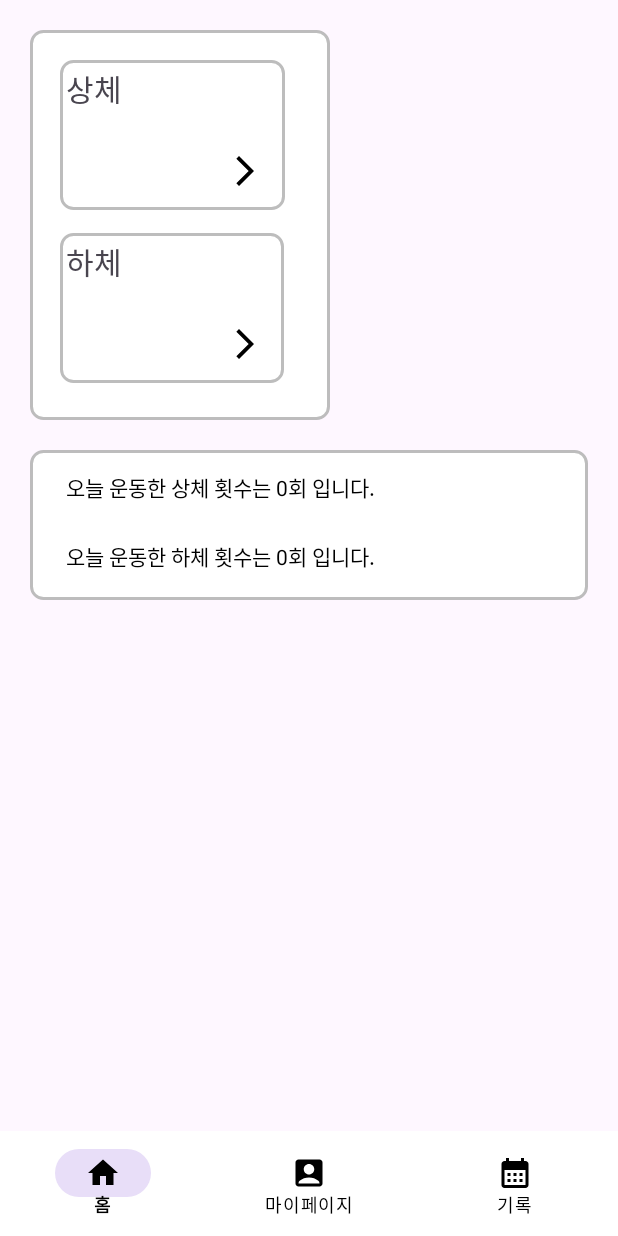
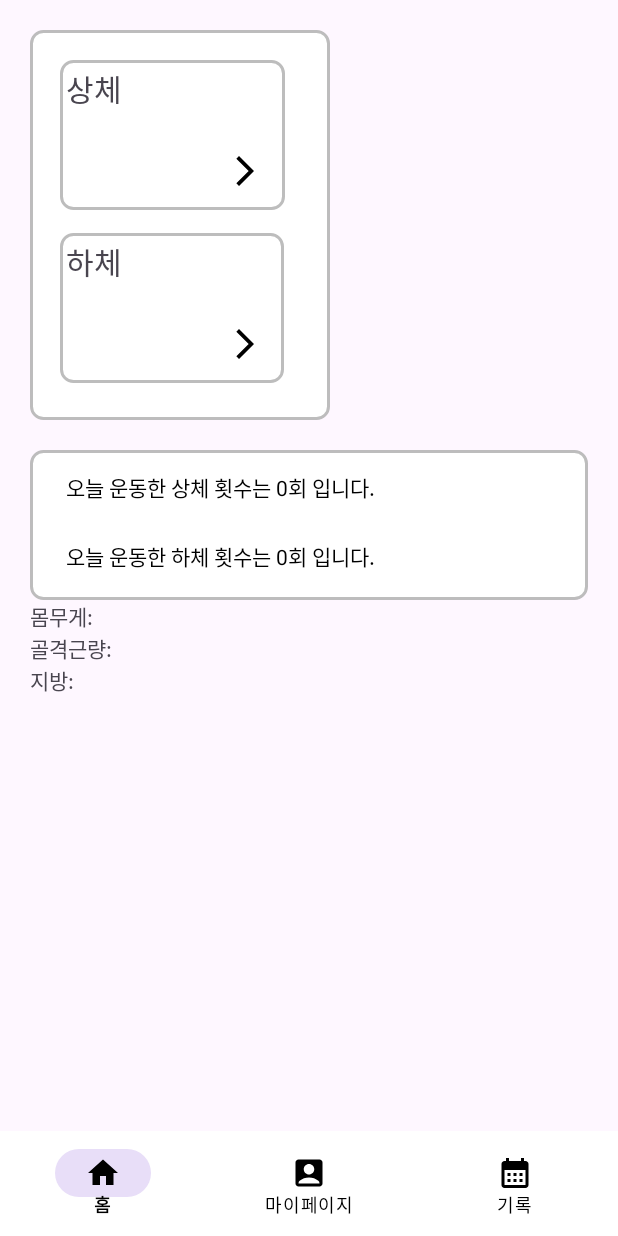
Before and after one commit to sueundev/2024-01_My-Trainer, an Android app: the homeFragment screen opened directly, with no data from a screen before it, on a phone screen of 412 x 824 dp. Run offline under Robolectric (Android 15) with nearby library versions, the phone set to English and light mode, and no system bars.

Commit message:
몸무게 기록 홈 화면에 디스플레이(디자인 x)

```diff
--- a/app/src/main/java/com/example/mytrainer/SharedViewModel.java
+++ b/app/src/main/java/com/example/mytrainer/SharedViewModel.java
@@ -11,7 +11,9 @@ public class SharedViewModel extends ViewModel {
     private final MutableLiveData<String> upperBodyCount = new MutableLiveData<>();
     private final MutableLiveData<String> lowerBodyCount = new MutableLiveData<>();
     private String lastUpdateDate = ""; // 마지막 업데이트 날짜를 저장할 변수
-
+    private final MutableLiveData<Float> weight = new MutableLiveData<>();
+    private final MutableLiveData<Float> muscle = new MutableLiveData<>();
+    private final MutableLiveData<Float> fat = new MutableLiveData<>();
     public void checkDateAndUpdate() {
         String currentDate = new SimpleDateFormat("yyyy-MM-dd", Locale.getDefault()).format(new Date());
         if (!currentDate.equals(lastUpdateDate)) {
@@ -21,7 +23,29 @@ public class SharedViewModel extends ViewModel {
             lastUpdateDate = currentDate; // 마지막 업데이트 날짜 갱신
         }
     }
+    public void setWeight(float weight) {
+        this.weight.setValue(weight);
+    }
 
+    public LiveData<Float> getWeight() {
+        return weight;
+    }
+
+    public void setMuscle(float muscle) {
+        this.muscle.setValue(muscle);
+    }
+
+    public LiveData<Float> getMuscle() {
+        return muscle;
+    }
+
+    public void setFat(float fat) {
+        this.fat.setValue(fat);
+    }
+
+    public LiveData<Float> getFat() {
+        return fat;
+    }
     public void setUpperBodyCount(String count) {
         upperBodyCount.setValue(count);
     }
--- a/app/src/main/java/com/example/mytrainer/homeFragment.java
+++ b/app/src/main/java/com/example/mytrainer/homeFragment.java
@@ -32,7 +32,9 @@ public class homeFragment extends Fragment {
         TextView tvLower = view.findViewById(R.id.tvLower);
         ImageView upperArrow = view.findViewById(R.id.upperArrow);
         ImageView lowerArrow = view.findViewById(R.id.lowerArrow);
-
+        TextView tvWeight = view.findViewById(R.id.tvWeight);
+        TextView tvMuscle = view.findViewById(R.id.tvMuscle);
+        TextView tvFat = view.findViewById(R.id.tvFat);
         sharedViewModel = new ViewModelProvider(requireActivity()).get(SharedViewModel.class);
 
         sharedViewModel.getUpperBodyCount().observe(getViewLifecycleOwner(), new Observer<String>() {
@@ -46,6 +48,26 @@ public class homeFragment extends Fragment {
             @Override
             public void onChanged(String s) {
                 tvLower.setText("오늘 운동한 하체 횟수는 "+s+"회 입니다.");
+            }
+        });
+        sharedViewModel.getWeight().observe(getViewLifecycleOwner(), new Observer<Float>() {
+            @Override
+            public void onChanged(Float weight) {
+                tvWeight.setText("몸무게: "+weight + " kg");
+            }
+        });
+
+        sharedViewModel.getMuscle().observe(getViewLifecycleOwner(), new Observer<Float>() {
+            @Override
+            public void onChanged(Float muscle) {
+                tvMuscle.setText("골격근량: "+muscle + " kg");
+            }
+        });
+
+        sharedViewModel.getFat().observe(getViewLifecycleOwner(), new Observer<Float>() {
+            @Override
+            public void onChanged(Float fat) {
+                tvFat.setText("지방: "+fat + " kg");
             }
         });
         // 화살표를 클릭하면 프래그먼트 이동
--- a/app/src/main/res/layout/fragment_home.xml
+++ b/app/src/main/res/layout/fragment_home.xml
@@ -83,5 +83,19 @@
             android:text="오늘 운동한 하체 횟수는 0회 입니다."
             android:textColor="@android:color/black" />
     </LinearLayout>
-
+    <TextView
+        android:layout_width="wrap_content"
+        android:layout_height="wrap_content"
+        android:text="몸무게:"
+        android:id="@+id/tvWeight"/>
+    <TextView
+        android:layout_width="wrap_content"
+        android:layout_height="wrap_content"
+        android:text="골격근량:"
+        android:id="@+id/tvMuscle"/>
+    <TextView
+        android:layout_width="wrap_content"
+        android:layout_height="wrap_content"
+        android:text="지방:"
+        android:id="@+id/tvFat"/>
 </LinearLayout>
```
Also changed, not shown: app/src/main/java/com/example/mytrainer/WeightFragment.java (+6 -3 lines).
